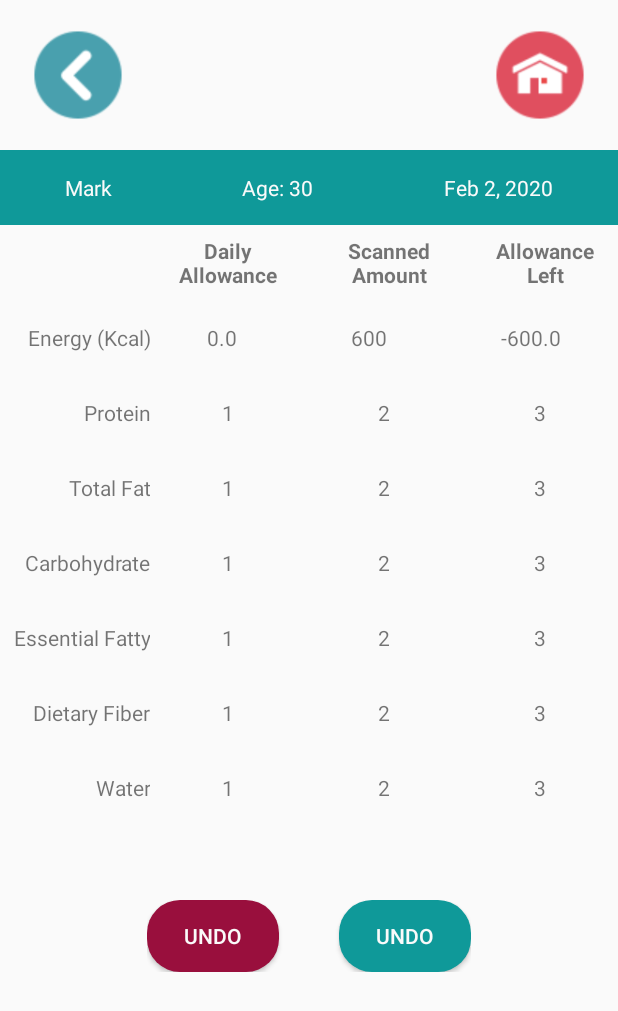
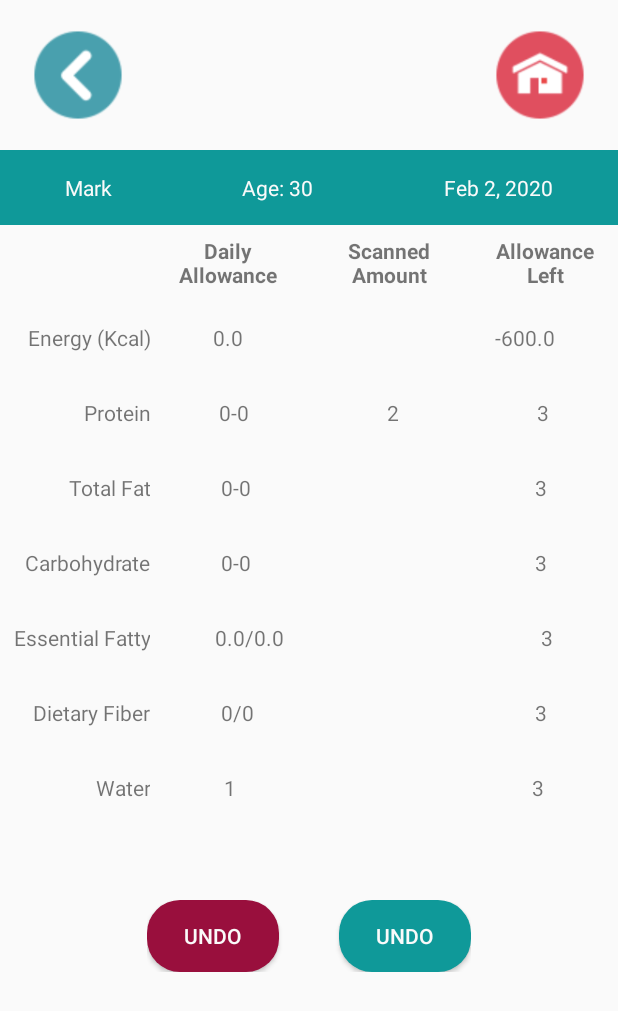
Before and after one commit to MarkAguirre26/FoodAllergen, an Android app: the TableActivity screen opened directly, with no data from a screen before it, on a phone screen of 412 x 824 dp. Shown: the top 1011 px of the screen. Run offline under Robolectric (Android 15) with nearby library versions, the phone set to English and light mode, and no system bars; 1 statement that could not run was skipped.

Commit message:
Table View

```diff
--- a/app/src/main/java/com/thesis/pdm/hallergen/CaptureActivity.java
+++ b/app/src/main/java/com/thesis/pdm/hallergen/CaptureActivity.java
@@ -25,6 +25,8 @@ import com.google.android.gms.vision.text.TextRecognizer;
 import com.theartofdev.edmodo.cropper.CropImage;
 
 import java.io.File;
+
+import static com.thesis.pdm.hallergen.Variable.outputText;
 
 public class CaptureActivity extends AppCompatActivity {
 
@@ -204,6 +206,8 @@ public class CaptureActivity extends AppCompatActivity {
             }
             // get text from image
             String outputText = GetTextFromImage(imageTakePreview);
+            //pass the output to static variable
+            Variable.outputText = outputText;
             // display text
             tvOutputText.setText(outputText);
 
--- /dev/null
+++ b/app/src/main/java/com/thesis/pdm/hallergen/StringManager.java
@@ -0,0 +1,28 @@
+package com.thesis.pdm.hallergen;
+
+import java.util.regex.Matcher;
+import java.util.regex.Pattern;
+
+public class StringManager {
+    private String input;
+
+    public StringManager(String input) {
+        this.input = input;
+    }
+
+    public String getValueFromString(String value) {
+        String found = "";
+
+        String wordToFind = value.toLowerCase();
+        String[] words = input.split("\n");
+        for (int i = 0; i <= words.length - 1; i++) {
+            if (words[i].toLowerCase().contains(wordToFind)) {
+                found = words[i];
+            }
+
+        }
+
+
+        return found.substring(found.lastIndexOf(" ") + 1);
+    }
+}
--- a/app/src/main/java/com/thesis/pdm/hallergen/TableActivity.java
+++ b/app/src/main/java/com/thesis/pdm/hallergen/TableActivity.java
@@ -7,6 +7,8 @@ import android.os.Bundle;
 import android.view.View;
 import android.view.animation.AnimationUtils;
 import android.widget.TextView;
+
+import javax.xml.validation.Validator;
 
 public class TableActivity extends AppCompatActivity {
 
@@ -31,10 +33,42 @@ public class TableActivity extends AppCompatActivity {
         party.setGender(Constant.MALE);
         party.setWeight(80);
 
+        //Extract values from captured
+        StringManager stringManager = new StringManager(Variable.outputText);
+        String calories = stringManager.getValueFromString("Calories");
+        String protein = stringManager.getValueFromString("Protein");
+        String totalFat = stringManager.getValueFromString("Total Fat");
+        String carbohydrate = stringManager.getValueFromString("Carbohydrate");
+        String essentialFattyAcid = stringManager.getValueFromString("Essential Fatty Acid");
+        String dietaryFiber = stringManager.getValueFromString("Dietary Fiber");
+        String water = stringManager.getValueFromString("Water");
+
+
+        //scanned
+        txtEnergyScannedIntake.setText(protein);
+        txtEnergyScannedIntake.setText(calories);
+        txtTotalFatScannedIntake.setText(totalFat);
+        txtCarbohydrateScannedIntake.setText(carbohydrate);
+        txtEssentialFattyScannedIntake.setText(essentialFattyAcid);
+        txtDietaryFiberScannedIntake.setText(dietaryFiber);
+        txtWaterScannedIntake.setText(water);
+
+        //Recommended Intake
         RecommendedEnergyIntakesPerDay reipd = new RecommendedEnergyIntakesPerDay(party);
+        RecommendedMacronutrientsIntakesPerDay rmi = new RecommendedMacronutrientsIntakesPerDay(party);
+        AcceptableMacronutrientDistributionRanges amdr = new AcceptableMacronutrientDistributionRanges(party);
         txtEnergyDailyIntake.setText(String.valueOf(reipd.getEnergy()));
-        txtEnergyScannedIntake.setText(String.valueOf(600));
+        txtProteinDailyIntake.setText(amdr.getProteinMin() + "-" + amdr.getProteinMax());
+        txtTotalFatDailyIntake.setText(amdr.getTotalFatMin() + "-" + amdr.getTotalFatMax());
+        txtCarbohydrateDailyIntake.setText(amdr.getCarbohydtrateMin() + "-" + amdr.getCarbohydtrateMax());
+        txtEssentialFattyDailyIntake.setText(rmi.getaLinolenicAcid() + "/" + rmi.getLinolenicAcid());
+        txtDietaryFiberDailyIntake.setText(rmi.getDiataryFiberMin() + "/" + rmi.getDiataryFiberMax());
+        txtWaterDailyIntake.setText(rmi.getWaterMin());
+
+        //Allowance Left
         txtEnergyAllowanceLeftIntake.setText(String.valueOf(reipd.getEnergy() - 600));
+
+
     }
 
     private void initComponents() {
@@ -68,6 +102,7 @@ public class TableActivity extends AppCompatActivity {
     }
 
     public void intakeClicked(View view) {
+
     }
 
     public void backClicked(View view) {
--- a/app/src/main/java/com/thesis/pdm/hallergen/Variable.java
+++ b/app/src/main/java/com/thesis/pdm/hallergen/Variable.java
@@ -8,4 +8,5 @@ public class Variable {
     public static ModelsUser logUser = new ModelsUser();
     public static String isNew;
     public static List<ModelsUser> UserList;// = new ArrayList<>();
+    public static String outputText = "";
 }
```
Also changed, not shown: app/src/main/java/com/thesis/pdm/hallergen/DatabaseAdapter.java (+63 -0 lines), app/src/main/java/com/thesis/pdm/hallergen/ModelIntake.java (added, +79 -0 lines).
